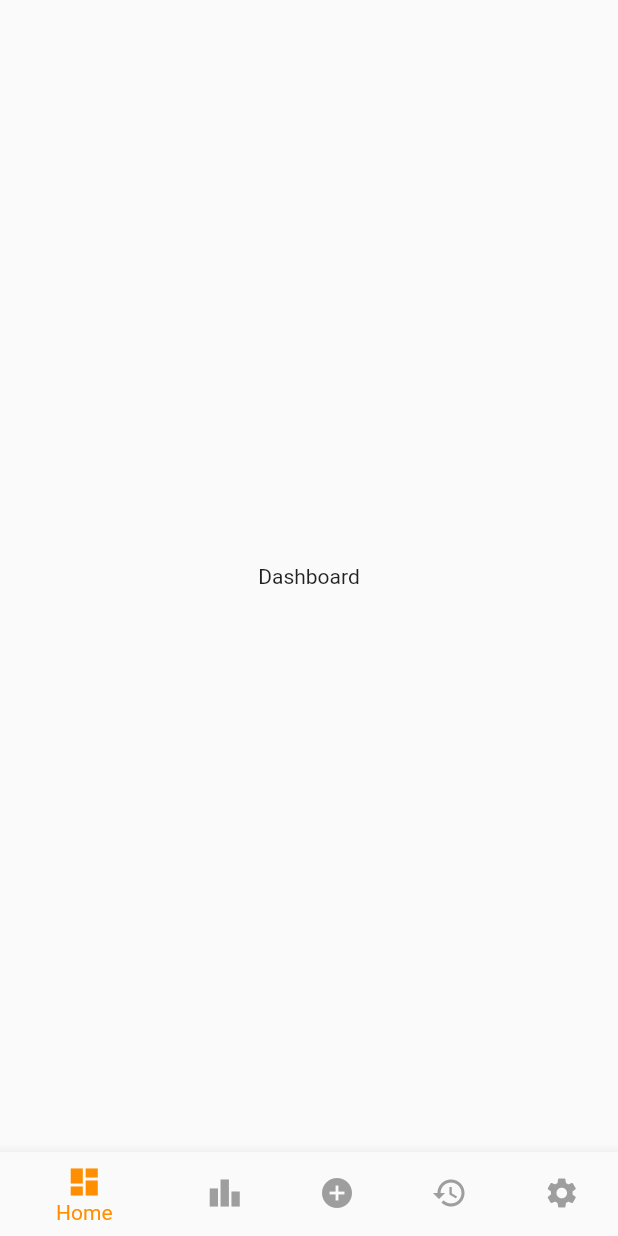
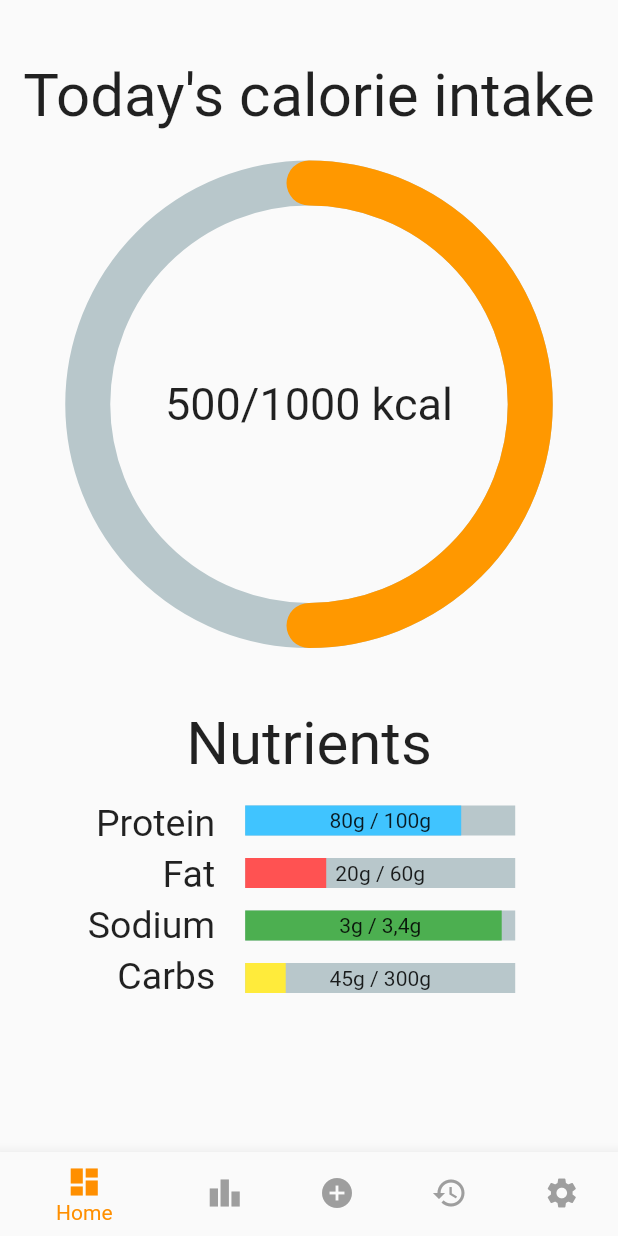
Before and after one commit to mauexe/fataway, a Flutter app: the screen it shows after launch, on a phone screen of 412 x 824 dp. Run offline on Flutter 3.47's test engine with Material 2 defaults, Android fonts, the phone set to English and light mode, and no system bars; drawn by our look-alikes of percent_indicator; our stand-ins replace flutter_slidable, settings_ui.

Commit message:
Dashboard page
language changes in history; dashboard already integrated into main

```diff
--- a/fataway/lib/dashboard.dart
+++ b/fataway/lib/dashboard.dart
@@ -0,0 +1,136 @@
+import 'package:flutter/cupertino.dart';
+import 'package:flutter/material.dart';
+import 'package:intl/intl.dart';
+import 'package:percent_indicator/percent_indicator.dart';
+
+class Dashboard extends StatefulWidget{
+  @override
+  _DashboardState createState() => _DashboardState();
+}
+
+class _DashboardState extends State<Dashboard> {
+  @override
+  Widget build(BuildContext context) {
+    return Scaffold(
+      body: Container(
+        margin: EdgeInsets.only(top: 40),
+        child: Column(
+          children: <Widget>[
+            Text("Today's calorie intake", style: TextStyle(fontSize: 40, fontWeight: FontWeight.w400)),
+            SizedBox(height: 20),
+            Row(
+              mainAxisAlignment: MainAxisAlignment.center,
+              children: [
+                new CircularPercentIndicator(
+                    radius: 325.0,
+                    animation: true,
+                    animationDuration: 800,
+                    lineWidth: 30.0,
+                    percent: 0.5,
+                    center: new Text("500/1000 kcal", style: new TextStyle(fontSize: 30.0)),
+                    progressColor: Colors.orange,
+                    circularStrokeCap: CircularStrokeCap.round),
+              ],
+            ),
+            SizedBox(height: 40),
+            Text("Nutrients", style: TextStyle(fontSize: 40, fontWeight: FontWeight.w400)),
+            SizedBox(height: 15),
+            Row(
+              mainAxisAlignment: MainAxisAlignment.center,
+              children: [
+                new Column(
+                  crossAxisAlignment: CrossAxisAlignment.end,
+                  children: <Widget>[
+                    new Row(
+                        children: <Widget>[
+                          Text("Protein", style: new TextStyle(fontSize: 25.0))
+                        ]
+                    ),
+                    SizedBox(height: 5),
+                    new Row(
+                        children: <Widget>[
+                          Text("Fat", style: new TextStyle(fontSize: 25.0))
+                        ]
+                    ),
+                    SizedBox(height: 5),
+                    new Row(
+                        children: <Widget>[
+                          Text("Sodium", style: new TextStyle(fontSize: 25.0))
+                        ]
+                    ),
+                    SizedBox(height: 5),
+                    new Row(
+                        children: <Widget>[
+                          Text("Carbs", style: new TextStyle(fontSize: 25.0))
+                        ]
+                    )
+                  ],
+                ),
+                SizedBox(width: 10),
+                new Column(
+                  children: <Widget>[
+                        new Row(
+                            children: <Widget>[
+                              new LinearPercentIndicator(
+                                  width: 200.0,
+                                  percent: 0.8,
+                                  lineHeight: 20.0,
+                                  animation: true,
+                                  animationDuration: 800,
+                                  center: Text("80g / 100g"),
+                                  progressColor: Colors.lightBlueAccent
+                              )
+                            ]
+                        ),
+                        SizedBox(height: 15),
+                        new Row(
+                            children: <Widget>[
+                              new LinearPercentIndicator(
+                                  width: 200.0,
+                                  percent: 0.3,
+                                  lineHeight: 20.0,
+                                  animation: true,
+                                  animationDuration: 800,
+                                  center: Text("20g / 60g"),
+                                  progressColor: Colors.redAccent
+                              )
+                            ]
+                        ),
+                        SizedBox(height: 15),
+                        new Row(
+                            children: <Widget>[
+                              new LinearPercentIndicator(
+                                  width: 200.0,
+                                  percent: 0.95,
+                                  lineHeight: 20.0,
+                                  animation: true,
+                                  animationDuration: 800,
+                                  center: Text("3g / 3,4g"),
+                                  progressColor: Colors.green
+                              )
+                            ]
+                        ),
+                        SizedBox(height: 15),
+                        new Row(
+                            children: <Widget>[
+                              new LinearPercentIndicator(
+                                  width: 200.0,
+                                  percent: 0.15,
+                                  lineHeight: 20.0,
+                                  animation: true,
+                                  animationDuration: 800,
+                                  center: Text("45g / 300g"),
+                                  progressColor: Colors.yellow
+                              )
+                            ]
+                        )
+                      ],
+                    )
+                  ],
+                )
+              ]
+            )
+        ),
+      );
+  }
+}
--- a/fataway/lib/history.dart
+++ b/fataway/lib/history.dart
@@ -13,7 +13,7 @@ class History extends StatefulWidget {
 
 class _HistoryState extends State<History> {
   // Testdaten
-  static List<String> entries = <String>['Avocado', 'Bubble Tea', 'Eis', 'Ananas', 'Orangensaft', 'Schnitzel', 'Pizza', 'Apfel'];
+  static List<String> entries = <String>['Avocado', 'Bubble Tea', 'Ice Cream', 'Soup', 'Orange juice', 'Schnitzel', 'Pizza', 'Apple'];
 
   Widget _buildList() {
     return ListView.builder(
@@ -35,7 +35,7 @@ class _HistoryState extends State<History> {
 
     switch(action) {
       case SlidableAction.delete:
-        Utils.showSnackBar(context, "Eintrag wurde gelöscht");
+        Utils.showSnackBar(context, "Entry was deleted");
         break;
     }
   }
--- a/fataway/lib/main.dart
+++ b/fataway/lib/main.dart
@@ -37,7 +37,7 @@ class RootStatefulWidget extends StatefulWidget {
 class _RootStatefulWidgetSate extends State<RootStatefulWidget> {
   int _selectedIndex = 0;
   static List<Widget> _options = <Widget> [
-    Text('Dashboard'),
+    Dashboard(),
     StatisticsWidget(),
     Text('Add Meal'),
     History(),
```
